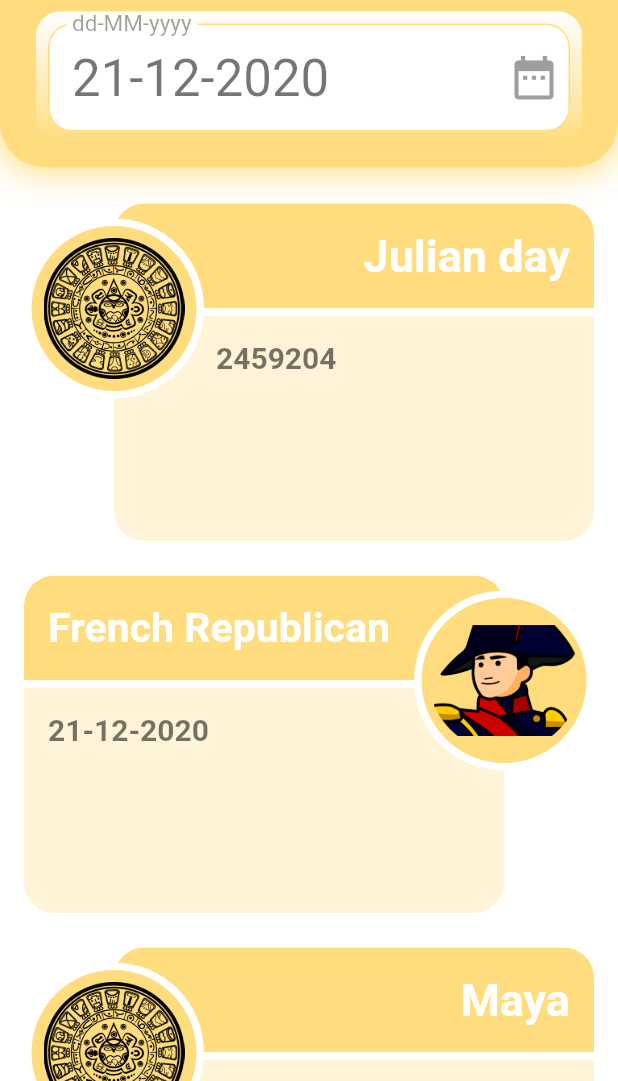
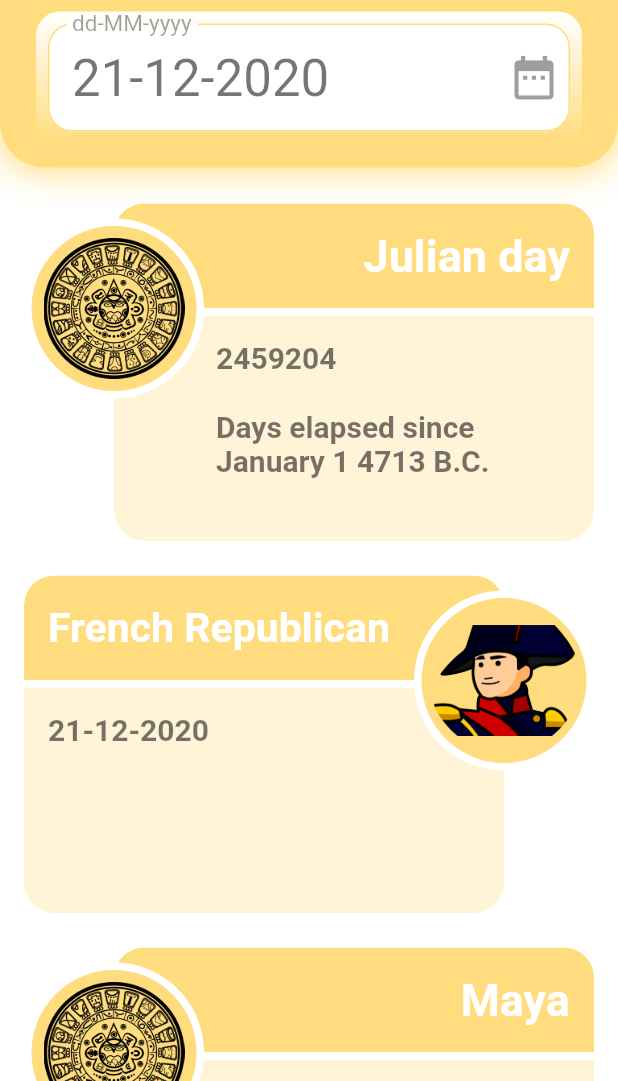
Before and after one commit to nick990/CalendarConverter, a Flutter app: the screen it shows after launch, on a phone screen of 412 x 824 dp, the part 155-1236 px from its top. Run offline on Flutter 3.47's test engine with Material 2 defaults, Android fonts, the phone set to English and light mode, and no system bars.

Commit message:
Calendar Utils.

```diff
--- a/lib/components/calendar_items/calendar_item.dart
+++ b/lib/components/calendar_items/calendar_item.dart
@@ -91,10 +91,9 @@ class CalendarItem extends StatelessWidget {
               ? ThemeUtils.defaultPadding + r
               : ThemeUtils.defaultPadding * 2,
         ),
-        child: FittedBox(
-          alignment: Alignment.topLeft,
-          fit: BoxFit.scaleDown,
+        child: DefaultTextStyle(
           child: this.body,
+          style: ThemeUtils.cardBodyTextStyle,
         ),
       ),
     );
--- a/lib/components/calendar_items/french_republican.dart
+++ b/lib/components/calendar_items/french_republican.dart
@@ -25,7 +25,6 @@ class FrenchRepublicanCalendarItemWidget extends StatelessWidget {
       imageAsset: 'assets/images/napoleon.png',
       body: Text(
         _format.format(_date),
-        style: ThemeUtils.cardBodyTextStyle,
       ),
       imageOnLeft: imageOnLeft,
     );
--- a/lib/components/calendar_items/julian_day.dart
+++ b/lib/components/calendar_items/julian_day.dart
@@ -1,6 +1,6 @@
 import 'package:calendar_converter/components/calendar_items/calendar_item.dart';
 import 'package:calendar_converter/providers/data_provider.dart';
-import 'package:calendar_converter/theme/theme_utils.dart';
+import 'package:calendar_converter/utils/calendar_utils.dart';
 import 'package:flutter/material.dart';
 import 'package:provider/provider.dart';
 
@@ -13,27 +13,17 @@ class JulianDayCalendarItemWidget extends StatelessWidget {
   JulianDayCalendarItemWidget({Key key, this.imageOnLeft = true})
       : super(key: key);
 
-  _compute() {
-    int a = (_date.year / 100).floor();
-    int b = (a / 4).floor();
-    int c = 2 - a + b;
-    int e = (365.25 * (_date.year + 4716)).floor();
-    int f = (30.6001 * (_date.month + 1)).floor();
-    _julianDay = (c + _date.day + e + f - 1524.5).floor();
-  }
-
   @override
   Widget build(BuildContext context) {
     final dataProvider = Provider.of<DataProvider>(context);
     _date = dataProvider.date;
-    _compute();
+    _julianDay = CalendarUtils.getJulianDayFromDateTime(_date);
 
     var body = Column(
       crossAxisAlignment: CrossAxisAlignment.start,
       children: [
         Text(
-          "$_julianDay",
-          style: ThemeUtils.cardBodyTextStyle,
+          "$_julianDay\n\nDays elapsed since\nJanuary 1 4713 B.C.",
         ),
       ],
     );
--- a/lib/components/calendar_items/maya.dart
+++ b/lib/components/calendar_items/maya.dart
@@ -1,6 +1,6 @@
 import 'package:calendar_converter/components/calendar_items/calendar_item.dart';
 import 'package:calendar_converter/providers/data_provider.dart';
-import 'package:calendar_converter/theme/theme_utils.dart';
+import 'package:calendar_converter/utils/calendar_utils.dart';
 import 'package:flutter/material.dart';
 import 'package:provider/provider.dart';
 import 'package:intl/intl.dart';
@@ -17,20 +17,23 @@ class MayaCalendarItemWidget extends StatelessWidget {
     final dataProvider = Provider.of<DataProvider>(context);
     _date = dataProvider.date;
 
+    //August 11, 3114 BC
+    int creationJD =
+        CalendarUtils.getJulianDayFromDateTime(new DateTime(-3113, 8, 11));
+    print(creationJD);
+    // print(c
+
     var body = Column(
       crossAxisAlignment: CrossAxisAlignment.start,
       children: [
         Text(
           'Long Count : ...',
-          style: ThemeUtils.cardBodyTextStyle,
         ),
         Text(
           'Tzolkʼin : ...',
-          style: ThemeUtils.cardBodyTextStyle,
         ),
         Text(
           'Haabʼ : ...',
-          style: ThemeUtils.cardBodyTextStyle,
         ),
       ],
     );
--- /dev/null
+++ b/lib/utils/calendar_utils.dart
@@ -0,0 +1,14 @@
+class CalendarUtils {
+  //August 11, 3114 BC
+
+  static getJulianDayFromDateTime(DateTime date) {
+    int julianDay;
+    int a = (date.year / 100).floor();
+    int b = (a / 4).floor();
+    int c = 2 - a + b;
+    int e = (365.25 * (date.year + 4716)).floor();
+    int f = (30.6001 * (date.month + 1)).floor();
+    julianDay = (c + date.day + e + f - 1524.5).floor();
+    return julianDay;
+  }
+}
```
